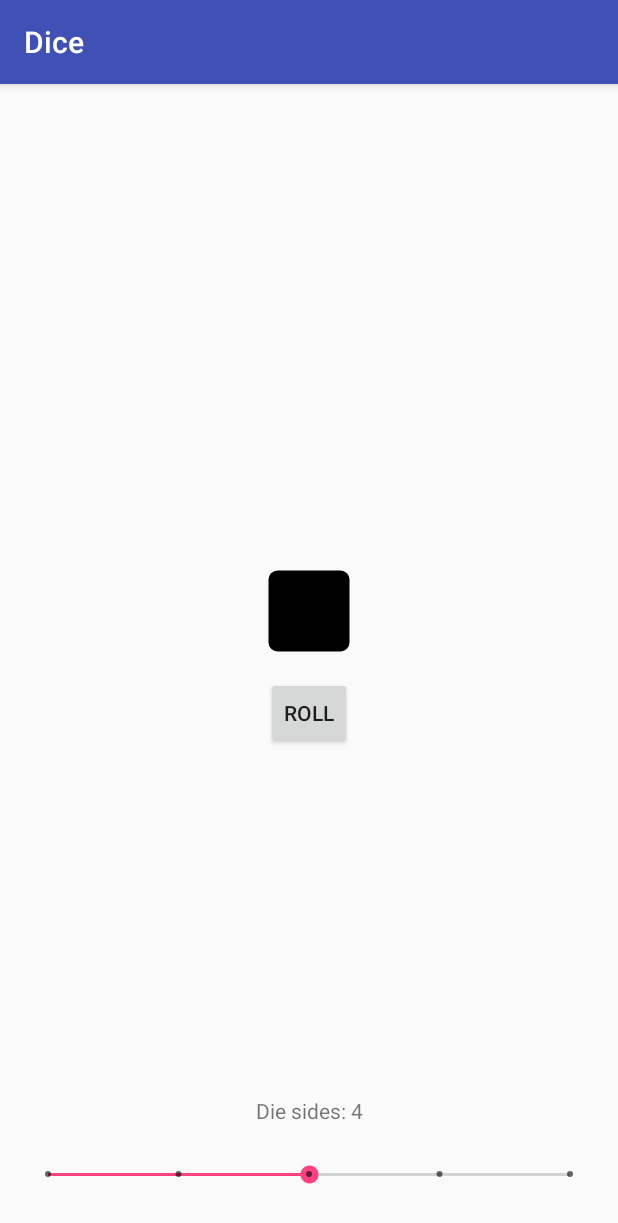
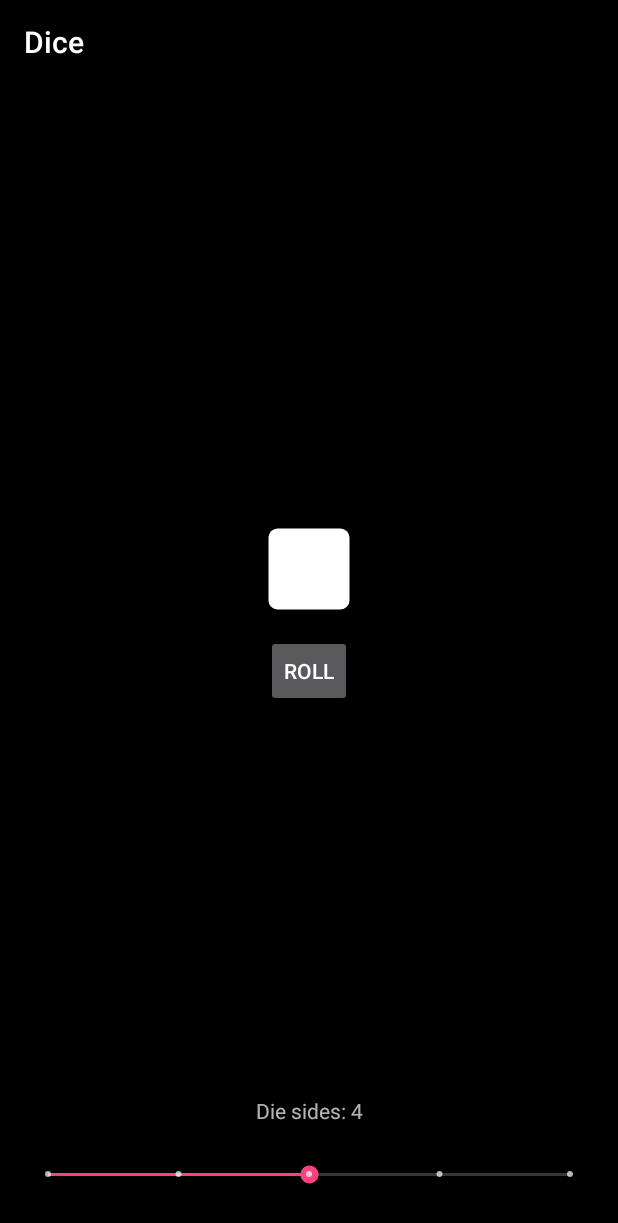
Before and after one commit to noahjutz/Dice, an Android app: the screen it shows after launch (MainActivity), on a phone screen of 412 x 824 dp. Shown: the top 1223 px of the screen. Run offline under Robolectric (Android 15) with nearby library versions, the phone set to English and light mode, and no system bars.

Commit message:
Switched to dark theme, added toolbar

```diff
--- a/app/src/main/java/com/noahjutz/dice/MainActivity.kt
+++ b/app/src/main/java/com/noahjutz/dice/MainActivity.kt
@@ -5,6 +5,7 @@ import android.support.v7.app.AppCompatActivity
 import android.os.Bundle
 import android.os.Handler
 import android.view.View
+import android.view.animation.AlphaAnimation
 import android.widget.SeekBar
 import kotlinx.android.synthetic.main.activity_main.*
 import java.util.Random
@@ -19,16 +20,16 @@ class MainActivity : AppCompatActivity() {
         super.onCreate(savedInstanceState)
         setContentView(R.layout.activity_main)
 
+        // Action bar / Toolbar
+        setSupportActionBar(findViewById(R.id.my_toolbar))
+
         // Display initial side count
         text_sides.text = resources.getString(R.string.seekbar_progress, dieSides)
-
-
 
         // Seekbar sides listener
         seekbar_sides.setOnSeekBarChangeListener(object: SeekBar.OnSeekBarChangeListener {
             override fun onStopTrackingTouch(seekBar: SeekBar?) {}
             override fun onStartTrackingTouch(seekBar: SeekBar?) {}
-
             override fun onProgressChanged(seekBar: SeekBar?, progress: Int, fromUser: Boolean) {
                 // Update dieSides variable and display it
                 dieSides = (seekbar_sides.progress+2)
--- a/app/src/main/res/drawable/ic_dice_1.xml
+++ b/app/src/main/res/drawable/ic_dice_1.xml
@@ -4,6 +4,6 @@
     android:viewportWidth="24"
     android:viewportHeight="24">
   <path
-      android:fillColor="#000"
+      android:fillColor="@color/colorDice"
       android:pathData="M5,3H19A2,2 0,0 1,21 5V19A2,2 0,0 1,19 21H5A2,2 0,0 1,3 19V5A2,2 0,0 1,5 3M12,10A2,2 0,0 0,10 12A2,2 0,0 0,12 14A2,2 0,0 0,14 12A2,2 0,0 0,12 10Z"/>
 </vector>
--- a/app/src/main/res/drawable/ic_dice_2.xml
+++ b/app/src/main/res/drawable/ic_dice_2.xml
@@ -4,6 +4,6 @@
     android:viewportWidth="24"
     android:viewportHeight="24">
   <path
-      android:fillColor="#000"
+      android:fillColor="@color/colorDice"
       android:pathData="M5,3H19A2,2 0,0 1,21 5V19A2,2 0,0 1,19 21H5A2,2 0,0 1,3 19V5A2,2 0,0 1,5 3M7,5A2,2 0,0 0,5 7A2,2 0,0 0,7 9A2,2 0,0 0,9 7A2,2 0,0 0,7 5M17,15A2,2 0,0 0,15 17A2,2 0,0 0,17 19A2,2 0,0 0,19 17A2,2 0,0 0,17 15Z"/>
 </vector>
--- a/app/src/main/res/drawable/ic_dice_3.xml
+++ b/app/src/main/res/drawable/ic_dice_3.xml
@@ -4,6 +4,6 @@
     android:viewportWidth="24"
     android:viewportHeight="24">
   <path
-      android:fillColor="#000"
+      android:fillColor="@color/colorDice"
       android:pathData="M5,3H19A2,2 0,0 1,21 5V19A2,2 0,0 1,19 21H5A2,2 0,0 1,3 19V5A2,2 0,0 1,5 3M12,10A2,2 0,0 0,10 12A2,2 0,0 0,12 14A2,2 0,0 0,14 12A2,2 0,0 0,12 10M7,5A2,2 0,0 0,5 7A2,2 0,0 0,7 9A2,2 0,0 0,9 7A2,2 0,0 0,7 5M17,15A2,2 0,0 0,15 17A2,2 0,0 0,17 19A2,2 0,0 0,19 17A2,2 0,0 0,17 15Z"/>
 </vector>
--- a/app/src/main/res/drawable/ic_dice_4.xml
+++ b/app/src/main/res/drawable/ic_dice_4.xml
@@ -4,6 +4,6 @@
     android:viewportWidth="24"
     android:viewportHeight="24">
   <path
-      android:fillColor="#000"
+      android:fillColor="@color/colorDice"
       android:pathData="M5,3H19A2,2 0,0 1,21 5V19A2,2 0,0 1,19 21H5A2,2 0,0 1,3 19V5A2,2 0,0 1,5 3M7,5A2,2 0,0 0,5 7A2,2 0,0 0,7 9A2,2 0,0 0,9 7A2,2 0,0 0,7 5M17,15A2,2 0,0 0,15 17A2,2 0,0 0,17 19A2,2 0,0 0,19 17A2,2 0,0 0,17 15M17,5A2,2 0,0 0,15 7A2,2 0,0 0,17 9A2,2 0,0 0,19 7A2,2 0,0 0,17 5M7,15A2,2 0,0 0,5 17A2,2 0,0 0,7 19A2,2 0,0 0,9 17A2,2 0,0 0,7 15Z"/>
 </vector>
--- a/app/src/main/res/drawable/ic_dice_5.xml
+++ b/app/src/main/res/drawable/ic_dice_5.xml
@@ -4,6 +4,6 @@
     android:viewportWidth="24"
     android:viewportHeight="24">
   <path
-      android:fillColor="#000"
+      android:fillColor="@color/colorDice"
       android:pathData="M5,3H19A2,2 0,0 1,21 5V19A2,2 0,0 1,19 21H5A2,2 0,0 1,3 19V5A2,2 0,0 1,5 3M7,5A2,2 0,0 0,5 7A2,2 0,0 0,7 9A2,2 0,0 0,9 7A2,2 0,0 0,7 5M17,15A2,2 0,0 0,15 17A2,2 0,0 0,17 19A2,2 0,0 0,19 17A2,2 0,0 0,17 15M17,5A2,2 0,0 0,15 7A2,2 0,0 0,17 9A2,2 0,0 0,19 7A2,2 0,0 0,17 5M12,10A2,2 0,0 0,10 12A2,2 0,0 0,12 14A2,2 0,0 0,14 12A2,2 0,0 0,12 10M7,15A2,2 0,0 0,5 17A2,2 0,0 0,7 19A2,2 0,0 0,9 17A2,2 0,0 0,7 15Z"/>
 </vector>
--- a/app/src/main/res/drawable/ic_dice_6.xml
+++ b/app/src/main/res/drawable/ic_dice_6.xml
@@ -4,6 +4,6 @@
     android:viewportWidth="24"
     android:viewportHeight="24">
   <path
-      android:fillColor="#000"
+      android:fillColor="@color/colorDice"
       android:pathData="M5,3H19A2,2 0,0 1,21 5V19A2,2 0,0 1,19 21H5A2,2 0,0 1,3 19V5A2,2 0,0 1,5 3M7,5A2,2 0,0 0,5 7A2,2 0,0 0,7 9A2,2 0,0 0,9 7A2,2 0,0 0,7 5M17,15A2,2 0,0 0,15 17A2,2 0,0 0,17 19A2,2 0,0 0,19 17A2,2 0,0 0,17 15M17,10A2,2 0,0 0,15 12A2,2 0,0 0,17 14A2,2 0,0 0,19 12A2,2 0,0 0,17 10M17,5A2,2 0,0 0,15 7A2,2 0,0 0,17 9A2,2 0,0 0,19 7A2,2 0,0 0,17 5M7,10A2,2 0,0 0,5 12A2,2 0,0 0,7 14A2,2 0,0 0,9 12A2,2 0,0 0,7 10M7,15A2,2 0,0 0,5 17A2,2 0,0 0,7 19A2,2 0,0 0,9 17A2,2 0,0 0,7 15Z"/>
 </vector>
--- a/app/src/main/res/drawable/ic_dice_blank.xml
+++ b/app/src/main/res/drawable/ic_dice_blank.xml
@@ -4,6 +4,6 @@
     android:viewportWidth="24"
     android:viewportHeight="24">
   <path
-      android:fillColor="#FF000000"
+      android:fillColor="@color/colorDice"
       android:pathData="M5,3H19a2,2 0,0 1,2 2V19a2,2 0,0 1,-2 2H5a2,2 0,0 1,-2 -2V5A2,2 0,0 1,5 3"/>
 </vector>
--- a/app/src/main/res/drawable/ic_dice_outline.xml
+++ /dev/null
@@ -1,9 +0,0 @@
-<vector xmlns:android="http://schemas.android.com/apk/res/android"
-        android:width="24dp"
-        android:height="24dp"
-        android:viewportWidth="24.0"
-        android:viewportHeight="24.0">
-    <path
-        android:fillColor="#FF000000"
-        android:pathData="M19,5v14H5V5h14m0,-2H5c-1.1,0 -2,0.9 -2,2v14c0,1.1 0.9,2 2,2h14c1.1,0 2,-0.9 2,-2V5c0,-1.1 -0.9,-2 -2,-2z"/>
-</vector>
--- a/app/src/main/res/layout/activity_main.xml
+++ b/app/src/main/res/layout/activity_main.xml
@@ -5,6 +5,13 @@
     android:layout_width="match_parent"
     android:layout_height="match_parent"
     tools:context=".MainActivity">
+
+    <android.support.v7.widget.Toolbar
+        android:id="@+id/my_toolbar"
+        android:layout_width="match_parent"
+        android:layout_height="?attr/actionBarSize"
+        android:theme="@style/AppTheme"
+        app:popupTheme="@style/AppTheme"/>
 
     <TextView
         android:id="@+id/text_sides"
--- a/app/src/main/res/values/colors.xml
+++ b/app/src/main/res/values/colors.xml
@@ -3,4 +3,6 @@
     <color name="colorPrimary">#3F51B5</color>
     <color name="colorPrimaryDark">#303F9F</color>
     <color name="colorAccent">#FF4081</color>
+    <color name="colorDice">#FFFFFF</color>
+    <color name="colorBackground">#000</color>
 </resources>
--- a/app/src/main/res/values/styles.xml
+++ b/app/src/main/res/values/styles.xml
@@ -1,11 +1,10 @@
 <resources>
 
     <!-- Base application theme. -->
-    <style name="AppTheme" parent="Theme.AppCompat.Light.DarkActionBar">
+    <style name="AppTheme" parent="Theme.AppCompat.NoActionBar">
         <!-- Customize your theme here. -->
-        <item name="colorPrimary">@color/colorPrimary</item>
-        <item name="colorPrimaryDark">@color/colorPrimaryDark</item>
         <item name="colorAccent">@color/colorAccent</item>
+        <item name="android:colorBackground">@color/colorBackground</item>
     </style>
 
 </resources>
```
